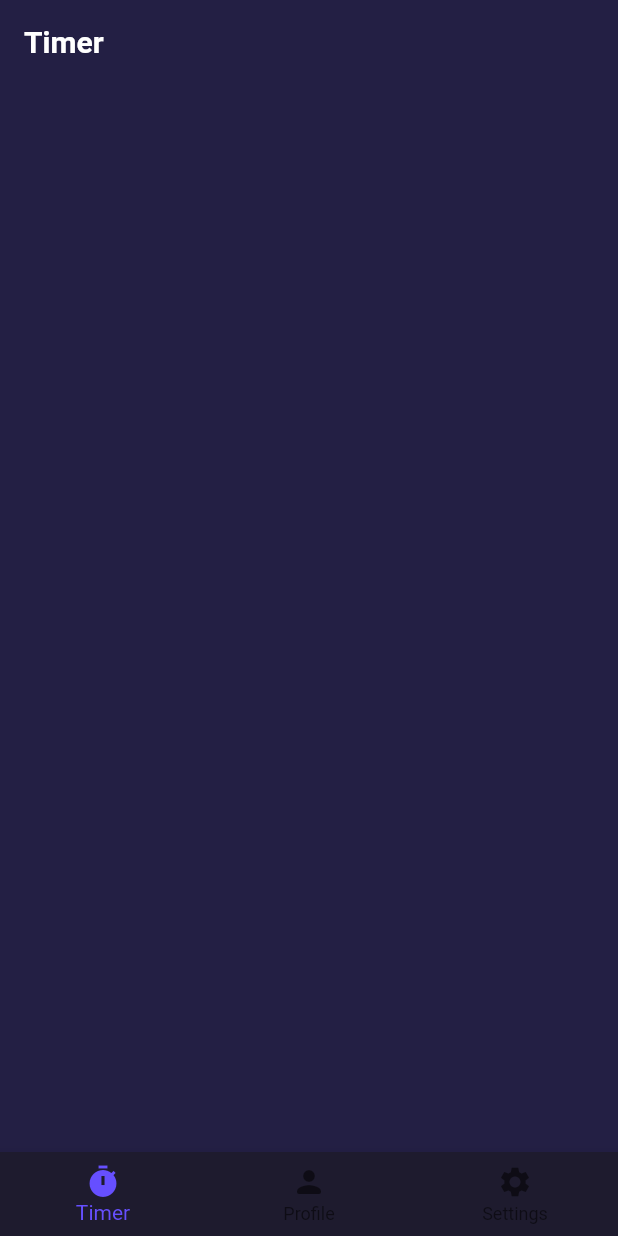
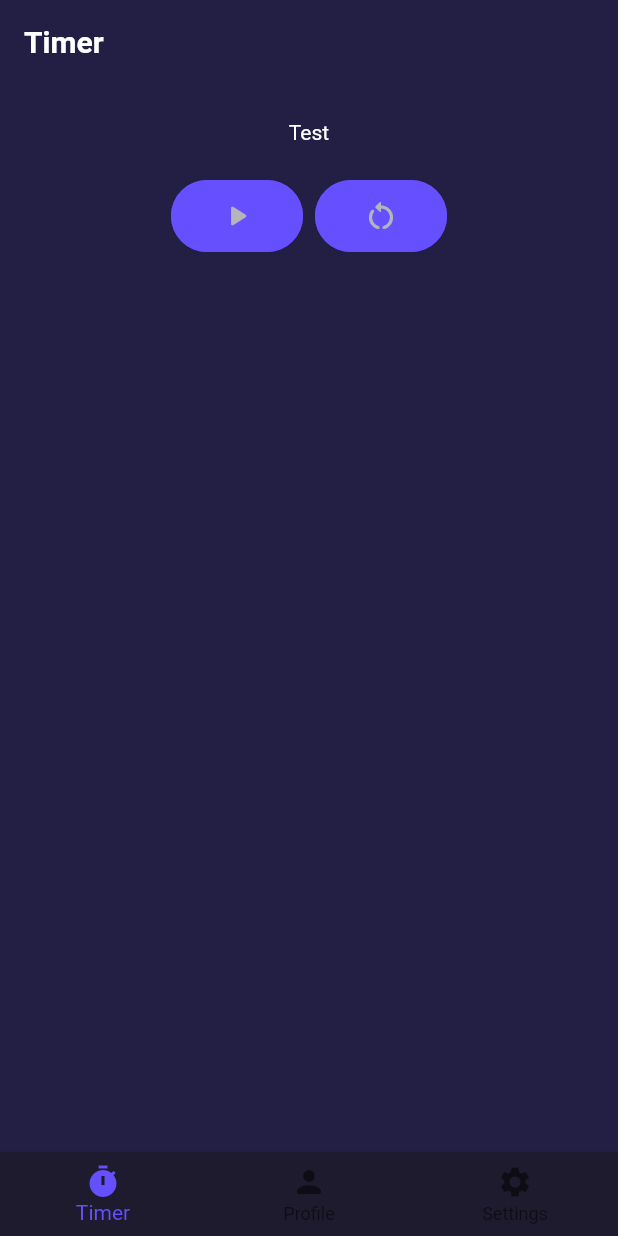
Before and after one commit to mostafa-aziz/pomodoro-timer, a Flutter app: the screen it shows after launch, on a phone screen of 412 x 824 dp. Run offline on Flutter 3.47's test engine with Material 2 defaults, Android fonts, the phone set to English and light mode, and no system bars; our stand-ins replace stack_trace.

Commit message:
ADded start and reset timer buttons

```diff
--- a/lib/main/timer/timer_component.dart
+++ b/lib/main/timer/timer_component.dart
@@ -22,13 +22,37 @@ class _TimerComponentState extends State<TimerComponent> {
         body: _buildContent(context),
       );
 
-  Widget _buildContent(BuildContext context) => Column(
-        children: [
-        ],
+  Widget _buildContent(BuildContext context) => Center(
+        child: Column(
+          children: [
+            const SizedBox(height: 24.0),
+            Text('Test'),
+            const SizedBox(height: 24.0),
+            Row(
+              mainAxisAlignment: MainAxisAlignment.center,
+              children: [
+                _buildStartTimerButton(context),
+                const SizedBox(width: 8.0),
+                _buildResetTimerButton(context),
+              ],
+            ),
+          ],
+        ),
       );
 
-  Widget _buildStartTimerButton(BuildContext context) => AppActionButton(
-        onPressed: () {},
-        child: Text('test'),
+  Widget _buildStartTimerButton(BuildContext context) => SizedBox(
+        width: 88.0,
+        child: AppActionButton(
+          onPressed: () {},
+          child: const Icon(Icons.play_arrow_rounded),
+        ),
+      );
+
+  Widget _buildResetTimerButton(BuildContext context) => SizedBox(
+        width: 88.0,
+        child: AppActionButton(
+          onPressed: () {},
+          child: const Icon(Icons.restart_alt_rounded),
+        ),
       );
 }
--- a/lib/widgets/app_action_button.dart
+++ b/lib/widgets/app_action_button.dart
@@ -3,11 +3,25 @@ import 'package:flutter/material.dart';
 class AppActionButton extends FilledButton {
   AppActionButton({
     Key? key,
-    required VoidCallback onPressed,
+    VoidCallback? onPressed,
+    VoidCallback? onLongPress,
+    ValueChanged<bool>? onHover,
+    ValueChanged<bool>? onFocusChange,
+    ButtonStyle? style,
+    FocusNode? focusNode,
+    bool autofocus = false,
+    Clip clipBehavior = Clip.none,
     required Widget child,
   }) : super(
           key: key,
           onPressed: onPressed,
+          onLongPress: onLongPress,
+          onHover: onHover,
+          onFocusChange: onFocusChange,
+          style: style,
+          focusNode: focusNode,
+          autofocus: autofocus,
+          clipBehavior: clipBehavior,
           child: SizedBox.expand(
             child: Ink(
               decoration: const BoxDecoration(
@@ -19,4 +33,35 @@ class AppActionButton extends FilledButton {
             ),
           ),
         );
+
+  @override
+  ButtonStyle defaultStyleOf(BuildContext context) {
+    final ThemeData theme = Theme.of(context);
+    final ColorScheme colorScheme = theme.colorScheme;
+
+    return FilledButton.styleFrom(
+      foregroundColor: colorScheme.onPrimary,
+      shadowColor: theme.shadowColor,
+      disabledForegroundColor: colorScheme.onSurface.withOpacity(0.38),
+      backgroundColor: colorScheme.surface,
+      elevation: 0,
+      textStyle: theme.textTheme.button?.copyWith(fontWeight: FontWeight.normal),
+      minimumSize: const Size(64, 36),
+      enabledMouseCursor: SystemMouseCursors.click,
+      disabledMouseCursor: SystemMouseCursors.forbidden,
+      visualDensity: theme.visualDensity,
+      tapTargetSize: theme.materialTapTargetSize,
+      animationDuration: kThemeChangeDuration,
+      enableFeedback: true,
+      alignment: Alignment.center,
+      splashFactory: InkRipple.splashFactory,
+      maximumSize: const Size(256, 48),
+      padding: EdgeInsets.zero,
+      shape: const StadiumBorder(),
+      side: BorderSide(
+        width: 2.0,
+        color: theme.colorScheme.primary,
+      ),
+    );
+  }
 }
```
